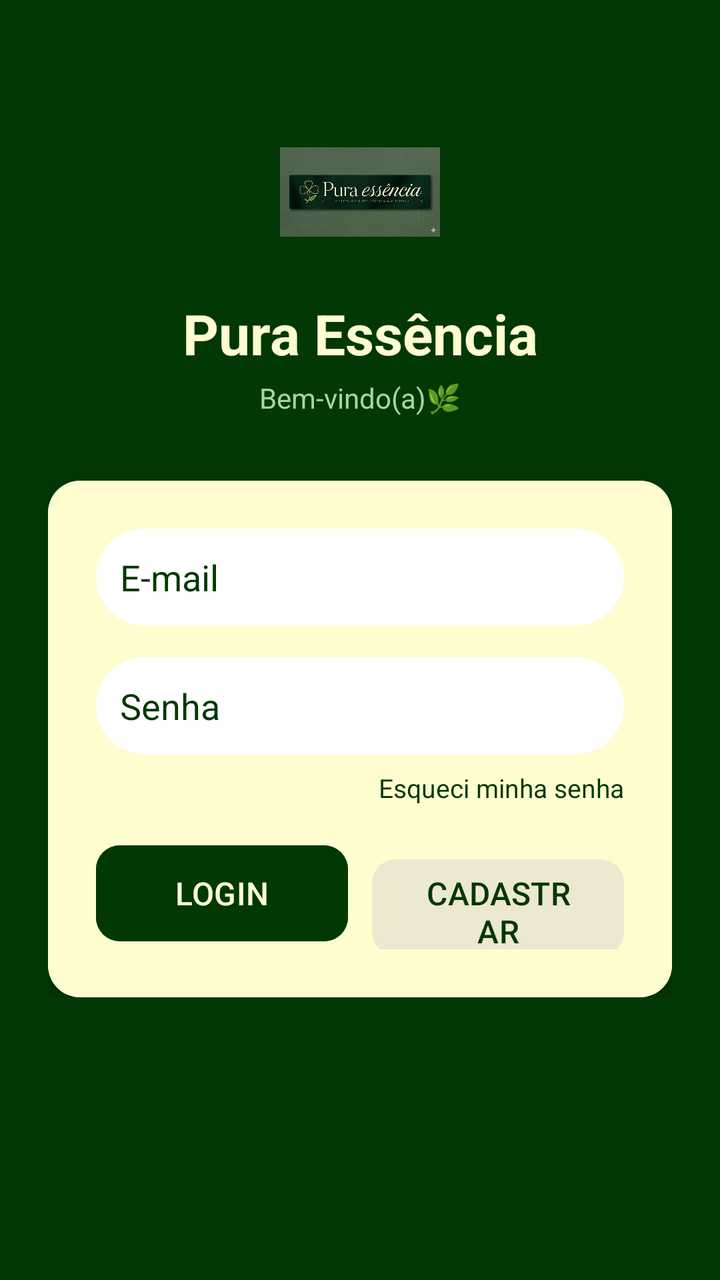
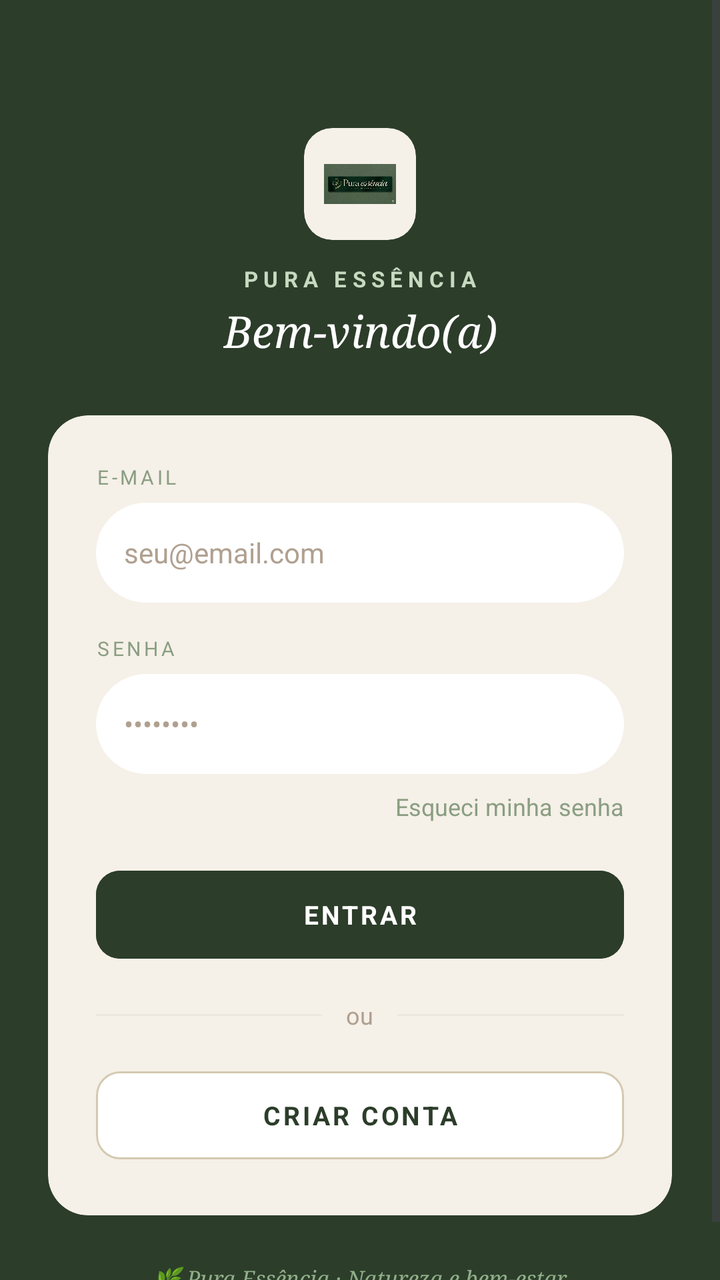

Before-and-after screenshots of an Android layout around one commit, followed by the original layout XML and the change that was made.
<!-- AndroidManifest.xml: application theme Theme.AppLoginTest -->
<!-- res/layout/activity_main.xml -->
<?xml version="1.0" encoding="utf-8"?>
<ScrollView xmlns:android="http://schemas.android.com/apk/res/android"
    xmlns:app="http://schemas.android.com/apk/res-auto"
    xmlns:tools="http://schemas.android.com/tools"
    android:id="@+id/main"
    android:layout_width="match_parent"
    android:layout_height="match_parent"
    android:background="#023804"
    tools:context=".MainActivity">

    <androidx.constraintlayout.widget.ConstraintLayout
        android:layout_width="match_parent"
        android:layout_height="wrap_content"
        android:padding="24dp">

        <ImageView
            android:id="@+id/imageView2"
            android:layout_width="80dp"
            android:layout_height="80dp"
            android:layout_marginTop="32dp"
            app:srcCompat="@drawable/icone_essencia"
            app:layout_constraintEnd_toEndOf="parent"
            app:layout_constraintStart_toStartOf="parent"
            app:layout_constraintTop_toTopOf="parent" />

        <TextView
            android:id="@+id/tvTitulo"
            android:layout_width="wrap_content"
            android:layout_height="wrap_content"
            android:layout_marginTop="12dp"
            android:text="Pura Essência"
            android:textColor="#FFFDD0"
            android:textSize="28sp"
            android:textStyle="bold"
            app:layout_constraintEnd_toEndOf="parent"
            app:layout_constraintStart_toStartOf="parent"
            app:layout_constraintTop_toBottomOf="@+id/imageView2" />

        <TextView
            android:id="@+id/tvSubtitulo"
            android:layout_width="wrap_content"
            android:layout_height="wrap_content"
            android:layout_marginTop="4dp"
            android:text="Bem-vindo(a)🌿"
            android:textColor="#A8D5A2"
            android:textSize="14sp"
            app:layout_constraintEnd_toEndOf="parent"
            app:layout_constraintStart_toStartOf="parent"
            app:layout_constraintTop_toBottomOf="@+id/tvTitulo" />

        <androidx.cardview.widget.CardView
            android:id="@+id/cardLogin"
            android:layout_width="0dp"
            android:layout_height="wrap_content"
            android:layout_marginTop="32dp"
            app:cardCornerRadius="16dp"
            app:cardElevation="8dp"
            app:layout_constraintEnd_toEndOf="parent"
            app:layout_constraintStart_toStartOf="parent"
            app:layout_constraintTop_toBottomOf="@+id/tvSubtitulo">

            <LinearLayout
                android:layout_width="match_parent"
                android:layout_height="wrap_content"
                android:orientation="vertical"
                android:padding="24dp"
                android:background="#FFFDD0">

                <EditText
                    android:id="@+id/editTextEmail"
                    android:layout_width="match_parent"
                    android:layout_height="wrap_content"
                    android:background="@drawable/fundo_input_branco"
                    android:hint="E-mail"
                    android:inputType="textEmailAddress"
                    android:padding="12dp"
                    android:textColorHint="#023804" />

                <EditText
                    android:id="@+id/editTextSenha"
                    android:layout_width="match_parent"
                    android:layout_height="wrap_content"
                    android:layout_marginTop="16dp"
                    android:background="@drawable/fundo_input_branco"
                    android:hint="Senha"
                    android:inputType="textPassword"
                    android:padding="12dp"
                    android:textColorHint="#023804" />

                <TextView
                    android:id="@+id/tvEsqueciSenha"
                    android:layout_width="wrap_content"
                    android:layout_height="wrap_content"
                    android:layout_gravity="end"
                    android:layout_marginTop="8dp"
                    android:text="Esqueci minha senha"
                    android:textColor="#023804"
                    android:textSize="13sp" />

                <ProgressBar
                    android:id="@+id/progressBar"
                    android:layout_width="wrap_content"
                    android:layout_height="wrap_content"
                    android:layout_gravity="center"
                    android:layout_marginTop="8dp"
                    android:visibility="gone" />

                <LinearLayout
                    android:layout_width="match_parent"
                    android:layout_height="wrap_content"
                    android:layout_marginTop="16dp"
                    android:orientation="horizontal">

                    <Button
                        android:id="@+id/button"
                        android:layout_width="0dp"
                        android:layout_height="56dp"
                        android:layout_weight="1"
                        android:backgroundTint="#023804"
                        android:text="LOGIN"
                        android:textColor="#FFFDD0"
                        android:textSize="16sp"
                        app:cornerRadius="12dp" />

                    <Button
                        android:id="@+id/btnCadastrar"
                        android:layout_width="0dp"
                        android:layout_height="56dp"
                        android:layout_marginStart="12dp"
                        android:layout_weight="1"
                        android:backgroundTint="#EDE8D0"
                        android:text="CADASTRAR"
                        android:textColor="#023804"
                        android:textSize="16sp"
                        app:cornerRadius="12dp" />
                </LinearLayout>
            </LinearLayout>
        </androidx.cardview.widget.CardView>
    </androidx.constraintlayout.widget.ConstraintLayout>
</ScrollView>
<!-- resources referenced by this layout -->
<resources>
  <!-- drawable fundo_input_branco (drawable) -->
  <?xml version="1.0" encoding="utf-8"?>
  <shape xmlns:android="http://schemas.android.com/apk/res/android">
      <solid android:color="#FFFFFF" />
  
      <corners android:radius="25dp" />
  
      <padding
          android:left="15dp"
          android:top="10dp"
          android:right="15dp"
          android:bottom="10dp" />
  </shape>
  <!-- drawable icone_essencia: png bitmap (drawable, 532752 bytes) -->
  <style name="Theme.AppLoginTest" parent="Base.Theme.AppLoginTest" />
  <style name="Base.Theme.AppLoginTest" parent="Theme.Material3.DayNight.NoActionBar">
          
          
      </style>
</resources>

<!-- the commit's change to res/layout/activity_main.xml (unified diff, before → after) -->
@@ -5,7 +5,7 @@
     android:id="@+id/main"
     android:layout_width="match_parent"
     android:layout_height="match_parent"
-    android:background="#023804"
+    android:background="@color/verde_escuro"
     tools:context=".MainActivity">
 
     <androidx.constraintlayout.widget.ConstraintLayout
@@ -13,48 +13,66 @@
         android:layout_height="wrap_content"
         android:padding="24dp">
 
-        <ImageView
-            android:id="@+id/imageView2"
-            android:layout_width="80dp"
-            android:layout_height="80dp"
-            android:layout_marginTop="32dp"
-            app:srcCompat="@drawable/icone_essencia"
-            app:layout_constraintEnd_toEndOf="parent"
-            app:layout_constraintStart_toStartOf="parent"
-            app:layout_constraintTop_toTopOf="parent" />
-
+        
+        <androidx.cardview.widget.CardView
+            android:id="@+id/cardLogo"
+            android:layout_width="56dp"
+            android:layout_height="56dp"
+            android:layout_marginTop="40dp"
+            app:cardCornerRadius="14dp"
+            app:cardElevation="0dp"
+            app:cardBackgroundColor="@color/creme_fundo"
+            app:layout_constraintEnd_toEndOf="parent"
+            app:layout_constraintStart_toStartOf="parent"
+            app:layout_constraintTop_toTopOf="parent">
+
+            <ImageView
+                android:id="@+id/imageView2"
+                android:layout_width="match_parent"
+                android:layout_height="match_parent"
+                android:padding="10dp"
+                app:srcCompat="@drawable/icone_essencia"
+                android:scaleType="fitCenter" />
+        </androidx.cardview.widget.CardView>
+
+        
         <TextView
             android:id="@+id/tvTitulo"
             android:layout_width="wrap_content"
             android:layout_height="wrap_content"
             android:layout_marginTop="12dp"
-            android:text="Pura Essência"
-            android:textColor="#FFFDD0"
-            android:textSize="28sp"
+            android:text="PURA ESSÊNCIA"
+            android:textColor="@color/verde_menta"
+            android:textSize="11sp"
+            android:letterSpacing="0.25"
             android:textStyle="bold"
             app:layout_constraintEnd_toEndOf="parent"
             app:layout_constraintStart_toStartOf="parent"
-            app:layout_constraintTop_toBottomOf="@+id/imageView2" />
+            app:layout_constraintTop_toBottomOf="@+id/cardLogo" />
 
         <TextView
             android:id="@+id/tvSubtitulo"
             android:layout_width="wrap_content"
             android:layout_height="wrap_content"
             android:layout_marginTop="4dp"
-            android:text="Bem-vindo(a)🌿"
-            android:textColor="#A8D5A2"
-            android:textSize="14sp"
+            android:text="Bem-vindo(a)"
+            android:textColor="@color/white"
+            android:textSize="22sp"
+            android:fontFamily="serif"
+            android:textStyle="italic"
             app:layout_constraintEnd_toEndOf="parent"
             app:layout_constraintStart_toStartOf="parent"
             app:layout_constraintTop_toBottomOf="@+id/tvTitulo" />
 
+        
         <androidx.cardview.widget.CardView
             android:id="@+id/cardLogin"
             android:layout_width="0dp"
             android:layout_height="wrap_content"
-            android:layout_marginTop="32dp"
-            app:cardCornerRadius="16dp"
-            app:cardElevation="8dp"
+            android:layout_marginTop="28dp"
+            app:cardCornerRadius="20dp"
+            app:cardElevation="0dp"
+            app:cardBackgroundColor="@color/creme_fundo"
             app:layout_constraintEnd_toEndOf="parent"
             app:layout_constraintStart_toStartOf="parent"
             app:layout_constraintTop_toBottomOf="@+id/tvSubtitulo">
@@ -63,29 +81,52 @@
                 android:layout_width="match_parent"
                 android:layout_height="wrap_content"
                 android:orientation="vertical"
-                android:padding="24dp"
-                android:background="#FFFDD0">
+                android:padding="24dp">
+
+                
+                <TextView
+                    android:layout_width="wrap_content"
+                    android:layout_height="wrap_content"
+                    android:text="E-MAIL"
+                    android:textColor="@color/texto_badge"
+                    android:textSize="10sp"
+                    android:letterSpacing="0.15"
+                    android:layout_marginBottom="6dp" />
 
                 <EditText
                     android:id="@+id/editTextEmail"
                     android:layout_width="match_parent"
-                    android:layout_height="wrap_content"
+                    android:layout_height="50dp"
                     android:background="@drawable/fundo_input_branco"
-                    android:hint="E-mail"
+                    android:hint="seu@email.com"
                     android:inputType="textEmailAddress"
-                    android:padding="12dp"
-                    android:textColorHint="#023804" />
+                    android:padding="14dp"
+                    android:textColor="@color/texto_principal"
+                    android:textColorHint="@color/texto_secundario"
+                    android:textSize="14sp" />
+
+                
+                <TextView
+                    android:layout_width="wrap_content"
+                    android:layout_height="wrap_content"
+                    android:text="SENHA"
+                    android:textColor="@color/texto_badge"
+                    android:textSize="10sp"
+                    android:letterSpacing="0.15"
+                    android:layout_marginTop="16dp"
+                    android:layout_marginBottom="6dp" />
 
                 <EditText
                     android:id="@+id/editTextSenha"
                     android:layout_width="match_parent"
-                    android:layout_height="wrap_content"
-                    android:layout_marginTop="16dp"
+                    android:layout_height="50dp"
                     android:background="@drawable/fundo_input_branco"
-                    android:hint="Senha"
+                    android:hint="••••••••"
                     android:inputType="textPassword"
-                    android:padding="12dp"
-                    android:textColorHint="#023804" />
+                    android:padding="14dp"
+                    android:textColor="@color/texto_principal"
+                    android:textColorHint="@color/texto_secundario"
+                    android:textSize="14sp" />
 
                 <TextView
                     android:id="@+id/tvEsqueciSenha"
@@ -94,8 +135,8 @@
                     android:layout_gravity="end"
                     android:layout_marginTop="8dp"
                     android:text="Esqueci minha senha"
-                    android:textColor="#023804"
-                    android:textSize="13sp" />
+                    android:textColor="@color/texto_badge"
+                    android:textSize="12sp" />
 
                 <ProgressBar
                     android:id="@+id/progressBar"
@@ -103,38 +144,87 @@
                     android:layout_height="wrap_content"
                     android:layout_gravity="center"
                     android:layout_marginTop="8dp"
+                    android:indeterminateTint="@color/verde_escuro"
                     android:visibility="gone" />
 
+                
+                <Button
+                    android:id="@+id/button"
+                    android:layout_width="match_parent"
+                    android:layout_height="52dp"
+                    android:layout_marginTop="20dp"
+                    android:backgroundTint="@color/verde_escuro"
+                    android:text="ENTRAR"
+                    android:textColor="@color/white"
+                    android:textSize="13sp"
+                    android:letterSpacing="0.1"
+                    android:textStyle="bold"
+                    app:cornerRadius="12dp" />
+
+                
                 <LinearLayout
                     android:layout_width="match_parent"
                     android:layout_height="wrap_content"
+                    android:orientation="horizontal"
+                    android:gravity="center_vertical"
                     android:layout_marginTop="16dp"
-                    android:orientation="horizontal">
-
-                    <Button
-                        android:id="@+id/button"
+                    android:layout_marginBottom="16dp">
+
+                    <View
                         android:layout_width="0dp"
-                        android:layout_height="56dp"
+                        android:layout_height="1dp"
                         android:layout_weight="1"
-                        android:backgroundTint="#023804"
-                        android:text="LOGIN"
-                        android:textColor="#FFFDD0"
-                        android:textSize="16sp"
-                        app:cornerRadius="12dp" />
-
-                    <Button
-                        android:id="@+id/btnCadastrar"
+                        android:background="@color/borda_card" />
+
+                    <TextView
+                        android:layout_width="wrap_content"
+                        android:layout_height="wrap_content"
+                        android:paddingStart="12dp"
+                        android:paddingEnd="12dp"
+                        android:text="ou"
+                        android:textColor="@color/texto_secundario"
+                        android:textSize="12sp" />
+
+                    <View
                         android:layout_width="0dp"
-                        android:layout_height="56dp"
-                        android:layout_marginStart="12dp"
+                        android:layout_height="1dp"
                         android:layout_weight="1"
-                        android:backgroundTint="#EDE8D0"
-                        android:text="CADASTRAR"
-                        android:textColor="#023804"
-                        android:textSize="16sp"
-                        app:cornerRadius="12dp" />
+                        android:background="@color/borda_card" />
                 </LinearLayout>
+
+                
+                <Button
+                    android:id="@+id/btnCadastrar"
+                    android:layout_width="match_parent"
+                    android:layout_height="52dp"
+                    android:backgroundTint="@color/white"
+                    app:strokeColor="@color/borda_suave"
+                    app:strokeWidth="1dp"
+                    android:text="CRIAR CONTA"
+                    android:textColor="@color/verde_escuro"
+                    android:textSize="13sp"
+                    android:letterSpacing="0.1"
+                    android:textStyle="bold"
+                    app:cornerRadius="12dp"
+                    style="@style/Widget.Material3.Button.OutlinedButton" />
+
             </LinearLayout>
         </androidx.cardview.widget.CardView>
+
+        
+        <TextView
+            android:layout_width="wrap_content"
+            android:layout_height="wrap_content"
+            android:layout_marginTop="24dp"
+            android:layout_marginBottom="16dp"
+            android:text="🌿 Pura Essência · Natureza e bem-estar"
+            android:textColor="@color/verde_claro"
+            android:textSize="11sp"
+            android:fontFamily="serif"
+            android:textStyle="italic"
+            app:layout_constraintEnd_toEndOf="parent"
+            app:layout_constraintStart_toStartOf="parent"
+            app:layout_constraintTop_toBottomOf="@+id/cardLogin" />
+
     </androidx.constraintlayout.widget.ConstraintLayout>
 </ScrollView>
<!-- resource entries referenced after the edit -->
@@ -1,5 +1,15 @@
 <!-- resources referenced by this layout -->
 <resources>
+  <color name="borda_card">#EDE8DE</color>
+  <color name="borda_suave">#D4C9B0</color>
+  <color name="creme_fundo">#F5F0E8</color>
+  <color name="texto_badge">#8A9E82</color>
+  <color name="texto_principal">#2C3D2A</color>
+  <color name="texto_secundario">#B0A090</color>
+  <color name="verde_claro">#8FAD88</color>
+  <color name="verde_escuro">#2C3D2A</color>
+  <color name="verde_menta">#C8D9C0</color>
+  <color name="white">#FFFFFFFF</color>
   <!-- drawable fundo_input_branco (drawable) -->
   <?xml version="1.0" encoding="utf-8"?>
   <shape xmlns:android="http://schemas.android.com/apk/res/android">
@@ -16,8 +26,14 @@
   <!-- drawable icone_essencia: png bitmap (drawable, 532752 bytes) -->
   <style name="Theme.AppLoginTest" parent="Base.Theme.AppLoginTest" />
   <style name="Base.Theme.AppLoginTest" parent="Theme.Material3.DayNight.NoActionBar">
-          
-          
+          <item name="colorPrimary">@color/verde_escuro</item>
+          <item name="colorPrimaryVariant">@color/verde_medio</item>
+          <item name="colorOnPrimary">@color/white</item>
+          <item name="colorSecondary">@color/verde_claro</item>
+          <item name="colorOnSecondary">@color/verde_escuro</item>
+          <item name="android:windowBackground">@color/creme_fundo</item>
+          <item name="android:fontFamily">sans-serif</item>
       </style>
+  <color name="verde_medio">#3D5C3A</color>
 </resources>
 
